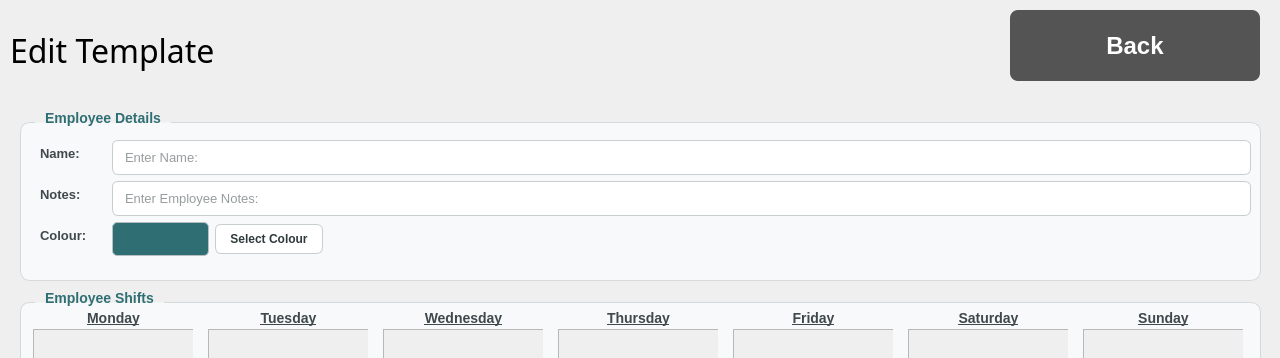
The window that ui_files/template_editor.ui (Asilve/PharmaShift) describes before a commit, drawn with Qt 5; both pictures show x 0 to 1280 and y 0 to 358 of the 1280 by 720 pixel window.
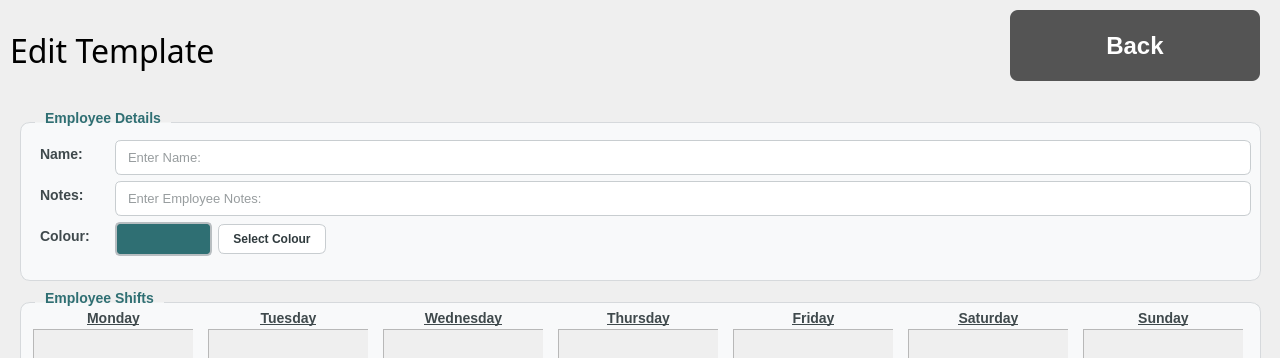
The same window after the commit. Icons and pictures are not drawn.

Commit message: implement add and edit template functionality

The edit to the form file:
```diff
--- a/ui_files/template_editor.ui
+++ b/ui_files/template_editor.ui
@@ -126,6 +126,12 @@
      </property>
      <item row="0" column="1">
       <widget class="QLineEdit" name="name_edit">
+       <property name="font">
+        <font>
+         <pointsize>-1</pointsize>
+         <italic>false</italic>
+        </font>
+       </property>
        <property name="statusTip">
         <string/>
        </property>
@@ -154,6 +160,12 @@
      </item>
      <item row="1" column="1">
       <widget class="QLineEdit" name="notes_edit">
+       <property name="font">
+        <font>
+         <pointsize>-1</pointsize>
+         <italic>false</italic>
+        </font>
+       </property>
        <property name="styleSheet">
         <string notr="true">QLineEdit {
     background-color: white;
@@ -179,10 +191,17 @@
      </item>
      <item row="0" column="0">
       <widget class="QLabel" name="name_label">
+       <property name="font">
+        <font>
+         <pointsize>-1</pointsize>
+         <italic>false</italic>
+         <fontweight>DemiBold</fontweight>
+        </font>
+       </property>
        <property name="styleSheet">
         <string notr="true">QLabel {
     color: #3F494C;
-    font-size: 13px;
+    font-size: 14px;
     font-weight: 600;
 }</string>
        </property>
@@ -196,7 +215,7 @@
        <property name="styleSheet">
         <string notr="true">QLabel {
     color: #3F494C;
-    font-size: 13px;
+    font-size: 14px;
     font-weight: 600;
 }</string>
        </property>
@@ -210,7 +229,7 @@
        <property name="styleSheet">
         <string notr="true">QLabel {
     color: #3F494C;
-    font-size: 13px;
+    font-size: 14px;
     font-weight: 600;
 }</string>
        </property>
@@ -242,7 +261,7 @@
            <property name="styleSheet">
             <string notr="true">#colour_preview {
     background-color: #2F6F73;
-    border: 1px solid #B8BEC1;
+    border: 2px solid #B8BEC1;
     border-radius: 5px;
 }</string>
            </property>
```
The commit also changes 4 other files.
